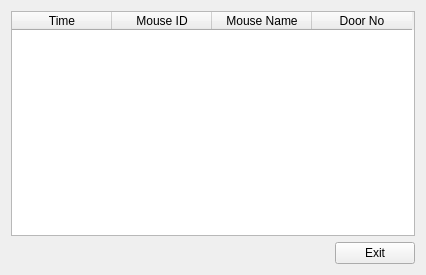
This is Python/gui/doorwin.ui in yagarwal123/autonomouse as Qt 5 draws it before an edit. The edited form follows.
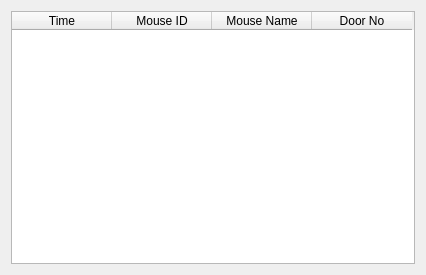
This is the edited form.

Patch:
```diff
--- a/Python/gui/doorwin.ui
+++ b/Python/gui/doorwin.ui
@@ -38,26 +38,6 @@
      </column>
     </widget>
    </item>
-   <item row="1" column="0">
-    <spacer name="horizontalSpacer">
-     <property name="orientation">
-      <enum>Qt::Horizontal</enum>
-     </property>
-     <property name="sizeHint" stdset="0">
-      <size>
-       <width>351</width>
-       <height>20</height>
-      </size>
-     </property>
-    </spacer>
-   </item>
-   <item row="1" column="1">
-    <widget class="QPushButton" name="exitButton">
-     <property name="text">
-      <string>Exit</string>
-     </property>
-    </widget>
-   </item>
   </layout>
  </widget>
  <resources/>
```
